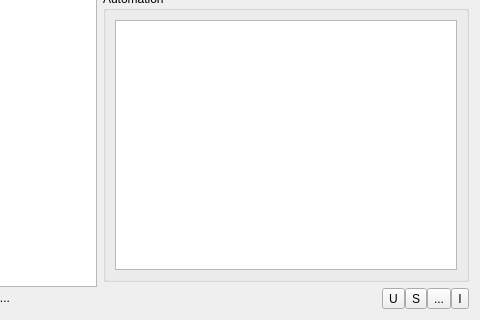
Old version of the form src/gui/WorkspaceWindow.ui in the repository goloveshko/ModeFlow; both pictures show x 170 to 650 and y 230 to 550 of the 650 by 550 pixel window.
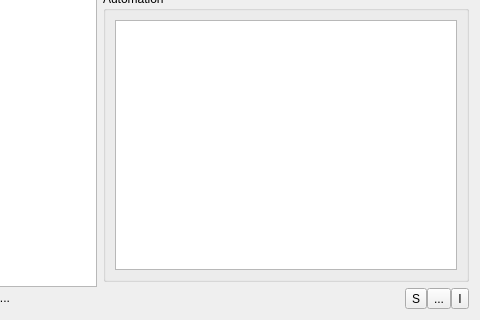
New version of the form. Custom widgets are drawn as their Qt base class.

Commit message:
refactor(gui): encapsulate update indicator logic in updateMoreButtonState helper
- Extract update tooltip, property, and menu text sync logic into updateMoreButtonState helper method.
- Eliminate code duplication between initMoreMenu and setUpdateAvailable.
- Ensure update action text and tooltip correctly retranslate on dynamic language changes.

The edit to the form file:
```diff
--- a/src/gui/WorkspaceWindow.ui
+++ b/src/gui/WorkspaceWindow.ui
@@ -224,19 +224,6 @@
          </property>
         </spacer>
        </item>
-       <item>
-        <widget class="QToolButton" name="btnUpdate">
-         <property name="visible">
-          <bool>false</bool>
-         </property>
-         <property name="toolTip">
-          <string>Update available</string>
-         </property>
-         <property name="text">
-          <string notr="true">U</string>
-         </property>
-        </widget>
-       </item>
        <item>
         <widget class="QToolButton" name="btnSettings">
          <property name="toolTip">
```
The commit also changes 2 other files.
